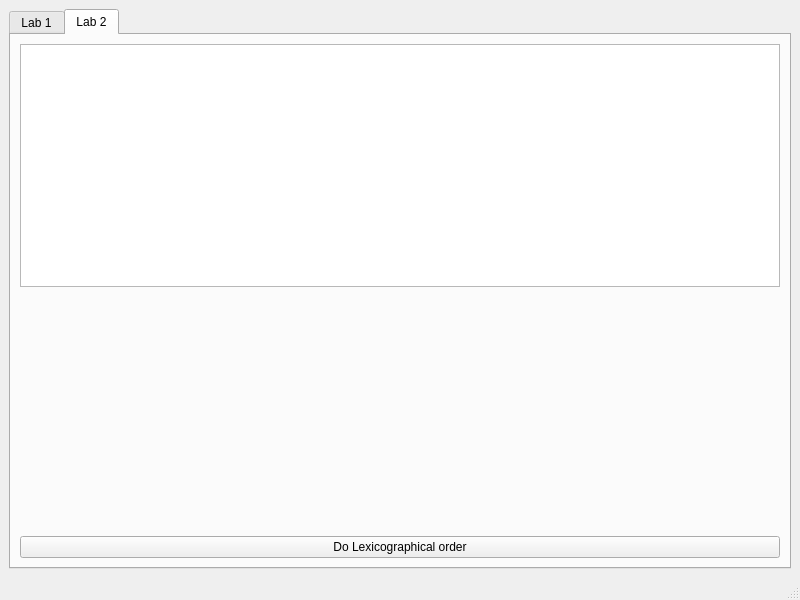
The window that mainwindow.ui (TereshkivS/TechOfPrg) describes before a commit, drawn with Qt 5.
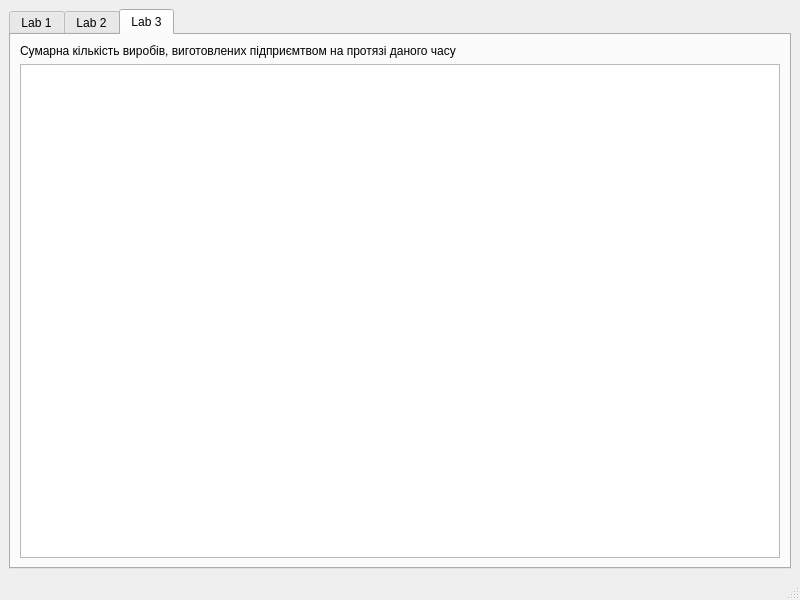
The same window after the commit.

Patch:
```diff
--- a/mainwindow.ui
+++ b/mainwindow.ui
@@ -20,7 +20,7 @@
       <item>
        <widget class="QTabWidget" name="tabWidget">
         <property name="currentIndex">
-         <number>1</number>
+         <number>2</number>
         </property>
         <property name="movable">
          <bool>false</bool>
@@ -271,6 +271,30 @@
           </item>
          </layout>
         </widget>
+        <widget class="QWidget" name="lab3Tab">
+         <attribute name="title">
+          <string>Lab 3</string>
+         </attribute>
+         <layout class="QVBoxLayout" name="verticalLayout_4">
+          <item>
+           <widget class="QLabel" name="label">
+            <property name="text">
+             <string>Сумарна кількість виробів, виготовлених підприємтвом на протязі даного часу</string>
+            </property>
+           </widget>
+          </item>
+          <item>
+           <widget class="QTableWidget" name="productionInfoTable">
+            <property name="mouseTracking">
+             <bool>false</bool>
+            </property>
+            <attribute name="horizontalHeaderCascadingSectionResizes">
+             <bool>false</bool>
+            </attribute>
+           </widget>
+          </item>
+         </layout>
+        </widget>
        </widget>
       </item>
      </layout>
```
Left out of the diff: 2 changed lines with no effect on the pictures.
